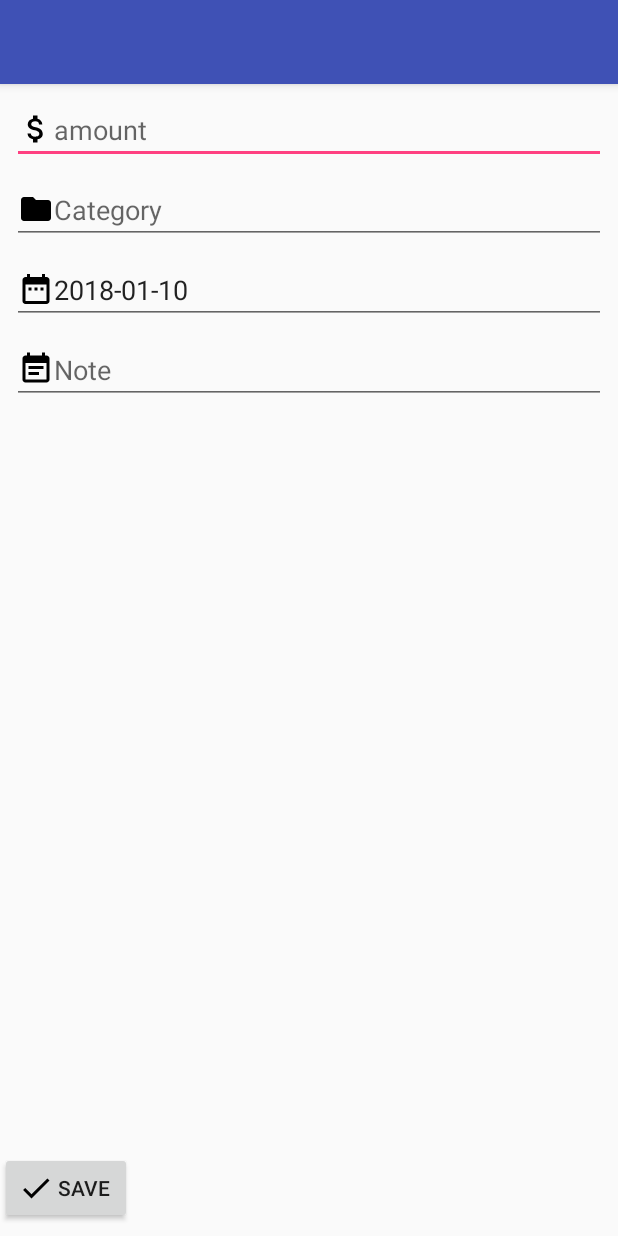
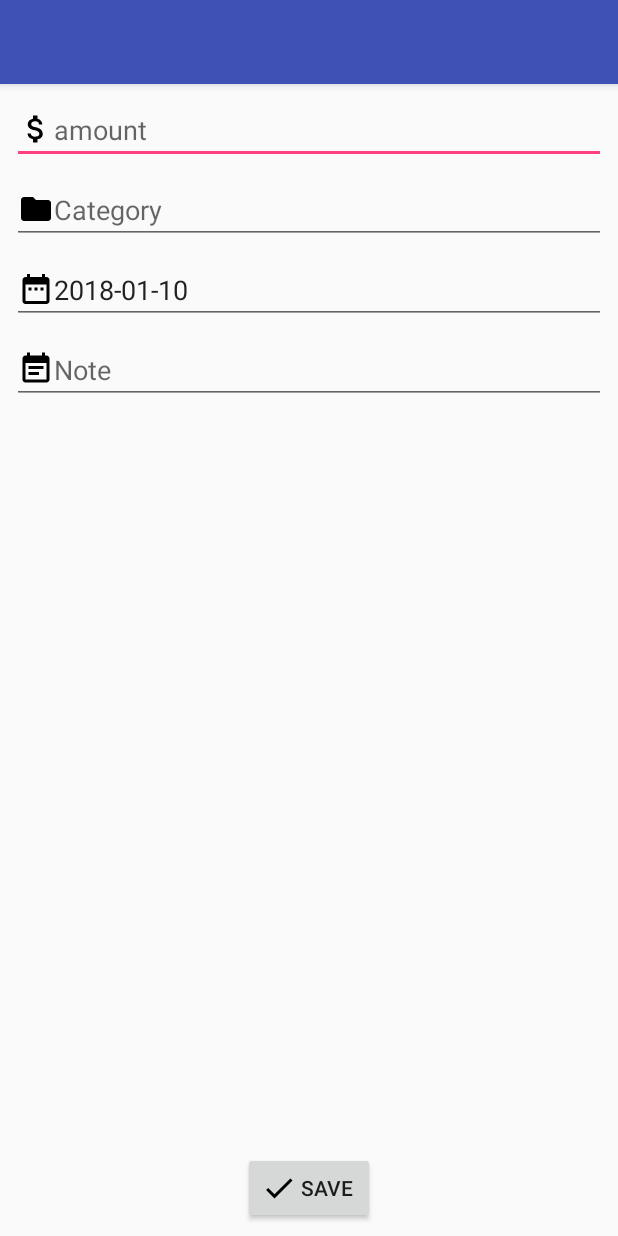
Before and after one commit to samuelekman/Tegdub, an Android app: the screen it shows after launch (CreateEntry), after a tap on "ADD", on a phone screen of 412 x 824 dp. Run offline under Robolectric (Android 15) with nearby library versions, the phone set to English and light mode, and no system bars; our stand-ins replace Room's generated code; libraries missing offline, so code that uses them is left out: android.arch.persistence.

Commit message:
Cleaning up, adding comments.

```diff
--- a/app/src/main/java/com/samuelekman/tegdub/BudgetActivity.java
+++ b/app/src/main/java/com/samuelekman/tegdub/BudgetActivity.java
@@ -48,6 +48,7 @@ public class BudgetActivity extends AppCompatActivity {
      ViewPager viewPager = (ViewPager) findViewById(R.id.budgetViewPager);
      fragmentPagerAdapter = new MyPagerAdapter(getSupportFragmentManager());
      viewPager.setAdapter(fragmentPagerAdapter);
+
 
      toolbar = (Toolbar) findViewById(R.id.toolbar);
      toolbar.setTitle("Budget");
--- a/app/src/main/java/com/samuelekman/tegdub/Interfaces/CategoryDao.java
+++ b/app/src/main/java/com/samuelekman/tegdub/Interfaces/CategoryDao.java
@@ -21,6 +21,9 @@ public interface CategoryDao {
     @Insert(onConflict = OnConflictStrategy.REPLACE)
     void addCategory(Category category);
 
+    @Insert(onConflict = OnConflictStrategy.REPLACE)
+    void addCategories(Category...categories);
+
     @Query("SELECT * FROM category")
     List<Category> getCategories();
 
--- a/app/src/main/java/com/samuelekman/tegdub/Interfaces/TransactionDao.java
+++ b/app/src/main/java/com/samuelekman/tegdub/Interfaces/TransactionDao.java
@@ -21,6 +21,9 @@ public interface TransactionDao {
     @Insert(onConflict = OnConflictStrategy.REPLACE)
     void addTransaction(Transaction transaction);
 
+    @Insert(onConflict = OnConflictStrategy.REPLACE)
+    void addTransactions(Transaction... transactions);
+
     @Query("SELECT * FROM transactions")
     List<Transaction> getAllTransactions();
 
--- a/app/src/main/java/com/samuelekman/tegdub/MainActivity.java
+++ b/app/src/main/java/com/samuelekman/tegdub/MainActivity.java
@@ -10,15 +10,12 @@ import android.widget.Button;
 
 import com.samuelekman.tegdub.model.Category;
 import com.samuelekman.tegdub.model.MainCategory;
-import com.samuelekman.tegdub.model.Transaction;
 import com.samuelekman.tegdub.utils.AppDatabase;
 
-import java.lang.reflect.Array;
 import java.util.ArrayList;
-import java.util.List;
+
 
 public class MainActivity extends AppCompatActivity {
-    //Following DB is for testing only!
     private AppDatabase database;
     private static final String TAG = "MainActivity";
 
@@ -29,13 +26,12 @@ public class MainActivity extends AppCompatActivity {
         setContentView(R.layout.activity_main);
 
        database = AppDatabase.getDatabase(getApplicationContext());
-        //database.categoryDao().addCategory(new Category(MainCategory.ENTERTAINMENT, "Cinema", "ic_attach_money_black_24dp"));
-        //database.categoryDao().nukeTable();
+
 
        ArrayList<Category> cList = (ArrayList<Category>) database.categoryDao().getCategories();
-        Log.d(TAG, "onCreate: result size" + cList.size());
-
-
+      /*
+      This isn't pretty, but I spent too much time trying to implement a room.callback to populate the Database.
+       */
         if (cList.size() <= 0){
             initCategoryDB();
         }
@@ -57,6 +53,7 @@ public class MainActivity extends AppCompatActivity {
     }
     public void createEntry(View view ){
         Intent intent = new Intent(this, CreateEntry.class);
+        intent.putExtra("ActivityID", "MainActivity");
         startActivity(intent);
     }
 
@@ -71,51 +68,58 @@ public class MainActivity extends AppCompatActivity {
     // This is after all not the main purpose of this project..
 
     private void initCategoryDB(){
-        //Initializing db with subcategories of MainCategory Miscellaneous
-        /*
-        ArrayList<Category> tempList = new ArrayList<Category>();
-        tempList.add(new Category(MainCategory.MISCELLANEOUS, "Miscellaneous", "ic_local_offer_black_24dp"));
-        tempList.add(new Category(MainCategory.MISCELLANEOUS, "Healthcare", "ic_favorite_black_24dp"));
-        tempList.add(new Category(MainCategory.MISCELLANEOUS, "Tobacco", "ic_smoking_rooms_black_24dp"));
-        tempList.add(new Category(MainCategory.ENTERTAINMENT, "Entertainment", "ic_pool_black_24dp"));
-        tempList.add(new Category(MainCategory.ENTERTAINMENT, "Hobby", "ic_golf_course_black_24dp"));
-        tempList.add(new Category(MainCategory.ENTERTAINMENT, "Vacation", "ic_hot_tub_black_24dp"));
-        for (Category c : tempList){
-            database.categoryDao().addCategory(c);
-        }
-**/
+        Log.d(TAG, "initCategoryDB: Initializing DB");
+        ArrayList<Category> catList = new ArrayList<>();
 
-        Log.d(TAG, "initCategoryDB: Initializing DB");
-        database.categoryDao().addCategory(new Category(MainCategory.MISCELLANEOUS, "Miscellaneous", "ic_local_offer_black_24dp"));
-        database.categoryDao().addCategory(new Category(MainCategory.MISCELLANEOUS, "Healthcare", "ic_favorite_black_24dp"));
-        database.categoryDao().addCategory(new Category(MainCategory.MISCELLANEOUS, "Tobacco", "ic_smoking_rooms_black_24dp"));
+        catList.add(new Category(MainCategory.MISCELLANEOUS, "Miscellaneous", "ic_local_offer_black_24dp"));
+        catList.add(new Category(MainCategory.MISCELLANEOUS, "Healthcare", "ic_favorite_black_24dp"));
+        catList.add(new Category(MainCategory.MISCELLANEOUS, "Tobacco", "ic_smoking_rooms_black_24dp"));
 
         //Initializing subcategories of MainCategory Entertainment
-        database.categoryDao().addCategory(new Category(MainCategory.ENTERTAINMENT, "Entertainment", "ic_pool_black_24dp"));
-        database.categoryDao().addCategory(new Category(MainCategory.ENTERTAINMENT, "Hobby", "ic_golf_course_black_24dp"));
-        database.categoryDao().addCategory(new Category(MainCategory.ENTERTAINMENT, "Vacation", "ic_hot_tub_black_24dp"));
+        catList.add(new Category(MainCategory.ENTERTAINMENT, "Entertainment", "ic_pool_black_24dp"));
+        catList.add(new Category(MainCategory.ENTERTAINMENT, "Hobby", "ic_golf_course_black_24dp"));
+        catList.add(new Category(MainCategory.ENTERTAINMENT, "Vacation", "ic_hot_tub_black_24dp"));
 
         //Initializing subcategories of MainCategory sustenance
-        database.categoryDao().addCategory(new Category(MainCategory.SUSTENANCE, "Sustenance", "ic_local_dining_black_24dp"));
-        database.categoryDao().addCategory(new Category(MainCategory.SUSTENANCE, "Alcohol", "ic_local_drink_black_24dp"));
-        database.categoryDao().addCategory(new Category(MainCategory.SUSTENANCE, "Groceries", "ic_local_grocery_store_black_24dp"));
+        catList.add(new Category(MainCategory.SUSTENANCE, "Sustenance", "ic_local_dining_black_24dp"));
+        catList.add(new Category(MainCategory.SUSTENANCE, "Alcohol", "ic_local_drink_black_24dp"));
+        catList.add(new Category(MainCategory.SUSTENANCE, "Groceries", "ic_local_grocery_store_black_24dp"));
 
         //Initializing subcategories of MainCategory Housing
-        database.categoryDao().addCategory(new Category(MainCategory.HOUSING, "Housing", "ic_home_black_24dp"));
-        database.categoryDao().addCategory(new Category(MainCategory.HOUSING, "Rent", "ic_domain_black_24dp"));
-        database.categoryDao().addCategory(new Category(MainCategory.HOUSING, "Morgage", "ic_monetization_on_black_24dp"));
+        catList.add(new Category(MainCategory.HOUSING, "Housing", "ic_home_black_24dp"));
+        catList.add(new Category(MainCategory.HOUSING, "Rent", "ic_domain_black_24dp"));
+        catList.add(new Category(MainCategory.HOUSING, "Morgage", "ic_monetization_on_black_24dp"));
 
         //Initializing subcategories of MainCategory Income
-        database.categoryDao().addCategory(new Category(MainCategory.INCOME, "Income", "ic_attach_money_black_24dp"));
-        database.categoryDao().addCategory(new Category(MainCategory.INCOME, "Salary", "ic_payment_black_24dp"));
+        catList.add(new Category(MainCategory.INCOME, "Income", "ic_attach_money_black_24dp"));
+        catList.add(new Category(MainCategory.INCOME, "Salary", "ic_payment_black_24dp"));
 
         //Initializing subcategories of MainCategory Transportation
-        database.categoryDao().addCategory(new Category(MainCategory.TRANSPORTATION, "Transportation", "ic_train_black_24dp"));
-        database.categoryDao().addCategory(new Category(MainCategory.TRANSPORTATION, "Car", "ic_directions_car_black_24dp"));
-        database.categoryDao().addCategory(new Category(MainCategory.TRANSPORTATION, "Public Transportation", "ic_tram_black_24dp"));
+        catList.add(new Category(MainCategory.TRANSPORTATION, "Transportation", "ic_train_black_24dp"));
+        catList.add(new Category(MainCategory.TRANSPORTATION, "Car", "ic_directions_car_black_24dp"));
+        catList.add(new Category(MainCategory.TRANSPORTATION, "Public Transportation", "ic_tram_black_24dp"));
+
+        new AddCategoryTask().execute(catList);
+
 
          }
 
 
+    /*
+        An inner class for adding Categories to database.
+        Should handle exceptions, it doesn't...
+         */
+    public class AddCategoryTask extends AsyncTask<ArrayList<Category>, Void, Void> {
+
+
+        @Override
+        protected Void doInBackground(ArrayList<Category>...categories) {
+            ArrayList<Category> passedList = categories[0];
+            for(Category category : passedList){
+                database.categoryDao().addCategory(category);
+            }
+            return null;
+        }
+    }
 
 }
--- a/app/src/main/res/layout/activity_create_entry.xml
+++ b/app/src/main/res/layout/activity_create_entry.xml
@@ -42,11 +42,14 @@
         android:id="@+id/saveTransactionButton"
         android:layout_width="wrap_content"
         android:layout_height="wrap_content"
+        android:layout_marginBottom="8dp"
+        android:layout_marginEnd="8dp"
+        android:layout_marginStart="8dp"
+        android:drawableLeft="@drawable/ic_done_black_24dp"
         android:text="Save"
-        android:drawableLeft="@drawable/ic_done_black_24dp"
-        tools:layout_editor_absoluteX="148dp"
         app:layout_constraintBottom_toBottomOf="parent"
-        android:layout_marginBottom="8dp" />
+        app:layout_constraintEnd_toEndOf="parent"
+        app:layout_constraintStart_toStartOf="parent" />
 
     <EditText
         android:id="@+id/noteTextField"
```
Also changed, not shown: app/src/main/java/com/samuelekman/tegdub/BudgetFragment.java (+51 -33 lines), app/src/main/java/com/samuelekman/tegdub/CreateEntry.java (+78 -37 lines), app/src/main/java/com/samuelekman/tegdub/MyPagerAdapter.java (+6 -2 lines), app/src/main/java/com/samuelekman/tegdub/SelectCategory.java (+30 -30 lines), app/src/main/java/com/samuelekman/tegdub/controller/SelectCategoryController.java (deleted, +0 -44 lines), app/src/main/java/com/samuelekman/tegdub/utils/AlertUsersDialogFragment.java (deleted, +0 -29 lines), app/src/main/java/com/samuelekman/tegdub/utils/GetCategoriesTask.java (added, +46 -0 lines), app/src/main/java/com/samuelekman/tegdub/utils/GetTransactionsTask.java (added, +29 -0 lines).
